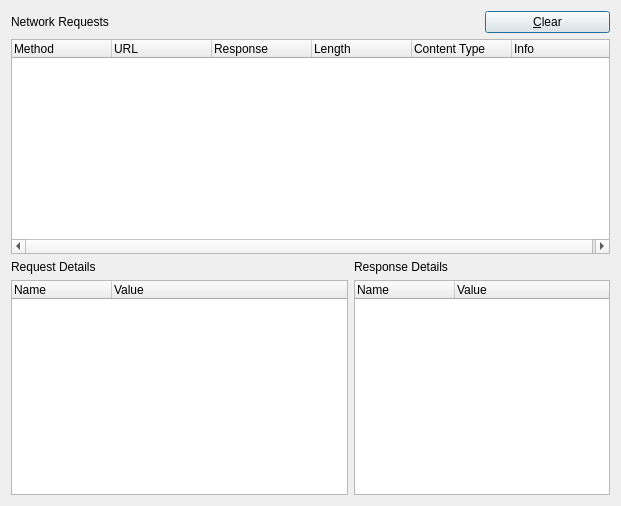
Before: the Qt Designer form src/network/NetworkRequests.ui in KDE/amarok, drawn with Qt 5.
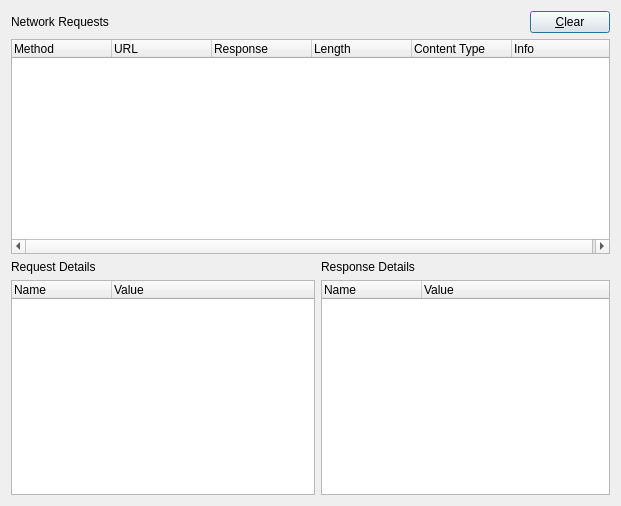
After: the same form once the commit is applied.

Commit message: Add at least some scalability to network access viewer response column

Diff of the .ui file:
```diff
--- a/src/network/NetworkRequests.ui
+++ b/src/network/NetworkRequests.ui
@@ -13,7 +13,7 @@
   <property name="windowTitle">
    <string>Network Requests</string>
   </property>
-  <layout class="QGridLayout" name="gridLayout">
+  <layout class="QGridLayout" name="gridLayout" columnstretch="3,2,0">
    <item row="0" column="0">
     <widget class="QLabel" name="label">
      <property name="text">
```
